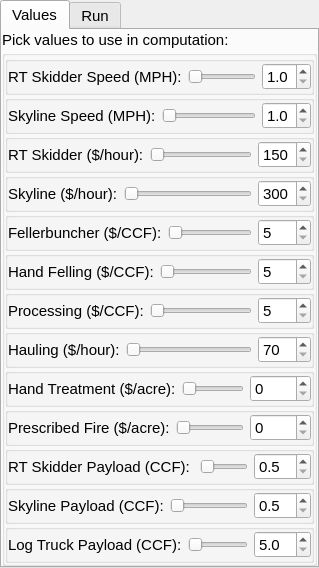
Old version of the form delivered_cost_dockwidget_base.ui in the repository timvandriel/delivered_cost.
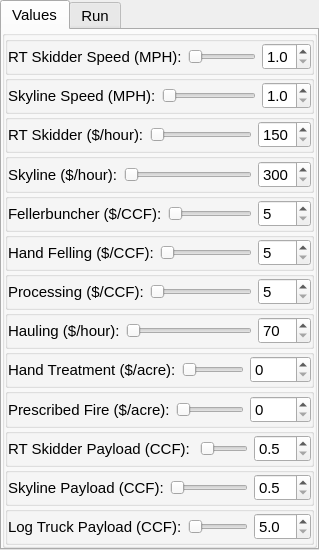
New version of the form. The open tabs and pages were chosen to show the change.

Patch:
```diff
--- a/delivered_cost_dockwidget_base.ui
+++ b/delivered_cost_dockwidget_base.ui
@@ -7,9 +7,15 @@
     <x>0</x>
     <y>0</y>
     <width>284</width>
-    <height>517</height>
+    <height>530</height>
    </rect>
   </property>
+  <property name="minimumSize">
+   <size>
+    <width>284</width>
+    <height>530</height>
+   </size>
+  </property>
   <property name="font">
    <font>
     <pointsize>11</pointsize>
@@ -60,13 +66,6 @@
         <property name="bottomMargin">
          <number>0</number>
         </property>
-        <item>
-         <widget class="QLabel" name="label_5">
-          <property name="text">
-           <string>Pick values to use in computation:</string>
-          </property>
-         </widget>
-        </item>
         <item>
          <widget class="QGroupBox" name="groupBox">
           <property name="title">
@@ -122,7 +121,7 @@
                  <number>50</number>
                 </property>
                 <property name="orientation">
-                 <enum>Qt::Orientation::Horizontal</enum>
+                 <enum>Horizontal</enum>
                 </property>
                </widget>
               </item>
@@ -179,7 +178,7 @@
                  <number>50</number>
                 </property>
                 <property name="orientation">
-                 <enum>Qt::Orientation::Horizontal</enum>
+                 <enum>Horizontal</enum>
                 </property>
                </widget>
               </item>
@@ -236,7 +235,7 @@
                  <number>200</number>
                 </property>
                 <property name="orientation">
-                 <enum>Qt::Orientation::Horizontal</enum>
+                 <enum>Horizontal</enum>
                 </property>
                </widget>
               </item>
@@ -290,7 +289,7 @@
                  <number>500</number>
                 </property>
                 <property name="orientation">
-                 <enum>Qt::Orientation::Horizontal</enum>
+                 <enum>Horizontal</enum>
                 </property>
                </widget>
               </item>
@@ -344,7 +343,7 @@
                  <number>100</number>
                 </property>
                 <property name="orientation">
-                 <enum>Qt::Orientation::Horizontal</enum>
+                 <enum>Horizontal</enum>
                 </property>
                </widget>
               </item>
@@ -398,7 +397,7 @@
                  <number>100</number>
                 </property>
                 <property name="orientation">
-                 <enum>Qt::Orientation::Horizontal</enum>
+                 <enum>Horizontal</enum>
                 </property>
                </widget>
               </item>
@@ -452,7 +451,7 @@
                  <number>200</number>
                 </property>
                 <property name="orientation">
-                 <enum>Qt::Orientation::Horizontal</enum>
+                 <enum>Horizontal</enum>
                 </property>
                </widget>
               </item>
@@ -506,7 +505,7 @@
                  <number>200</number>
                 </property>
                 <property name="orientation">
-                 <enum>Qt::Orientation::Horizontal</enum>
+                 <enum>Horizontal</enum>
                 </property>
                </widget>
               </item>
@@ -557,7 +556,7 @@
                  <number>4000</number>
                 </property>
                 <property name="orientation">
-                 <enum>Qt::Orientation::Horizontal</enum>
+                 <enum>Horizontal</enum>
                 </property>
                </widget>
               </item>
@@ -605,7 +604,7 @@
                  <number>4000</number>
                 </property>
                 <property name="orientation">
-                 <enum>Qt::Orientation::Horizontal</enum>
+                 <enum>Horizontal</enum>
                 </property>
                </widget>
               </item>
@@ -656,7 +655,7 @@
                  <number>300</number>
                 </property>
                 <property name="orientation">
-                 <enum>Qt::Orientation::Horizontal</enum>
+                 <enum>Horizontal</enum>
                 </property>
                </widget>
               </item>
@@ -713,7 +712,7 @@
                  <number>1</number>
                 </property>
                 <property name="orientation">
-                 <enum>Qt::Orientation::Horizontal</enum>
+                 <enum>Horizontal</enum>
                 </property>
                </widget>
               </item>
@@ -767,7 +766,7 @@
                  <number>600</number>
                 </property>
                 <property name="orientation">
-                 <enum>Qt::Orientation::Horizontal</enum>
+                 <enum>Horizontal</enum>
                 </property>
                </widget>
               </item>
```
Left out of the diff: 8 changed lines with no effect on the pictures.
